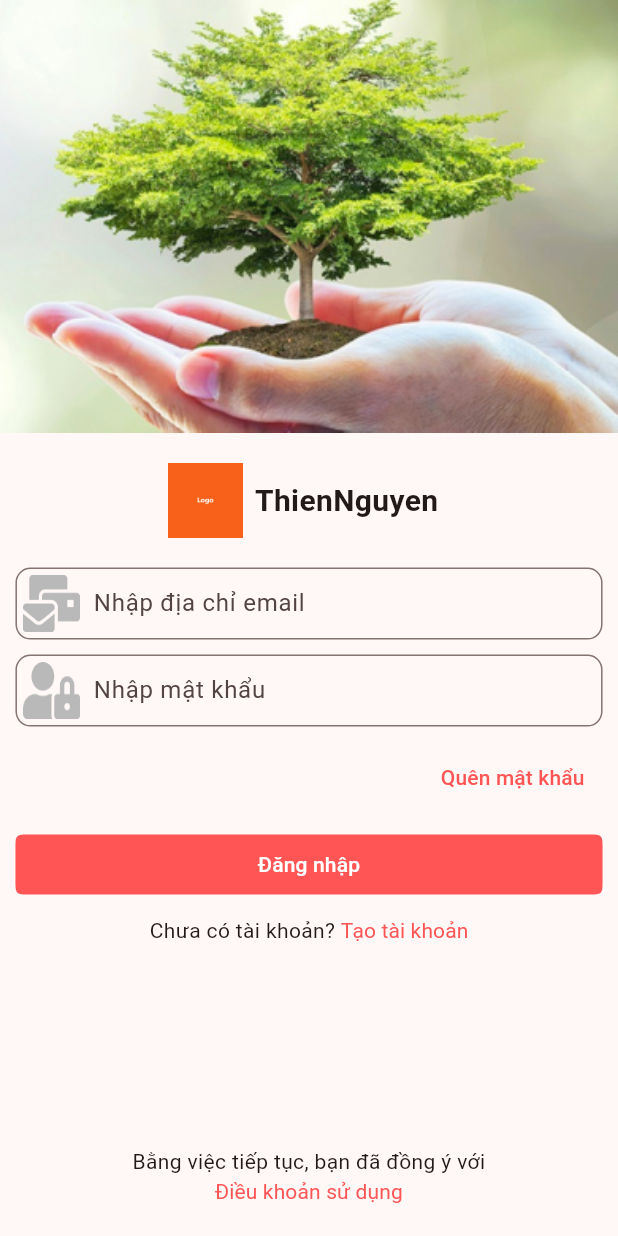
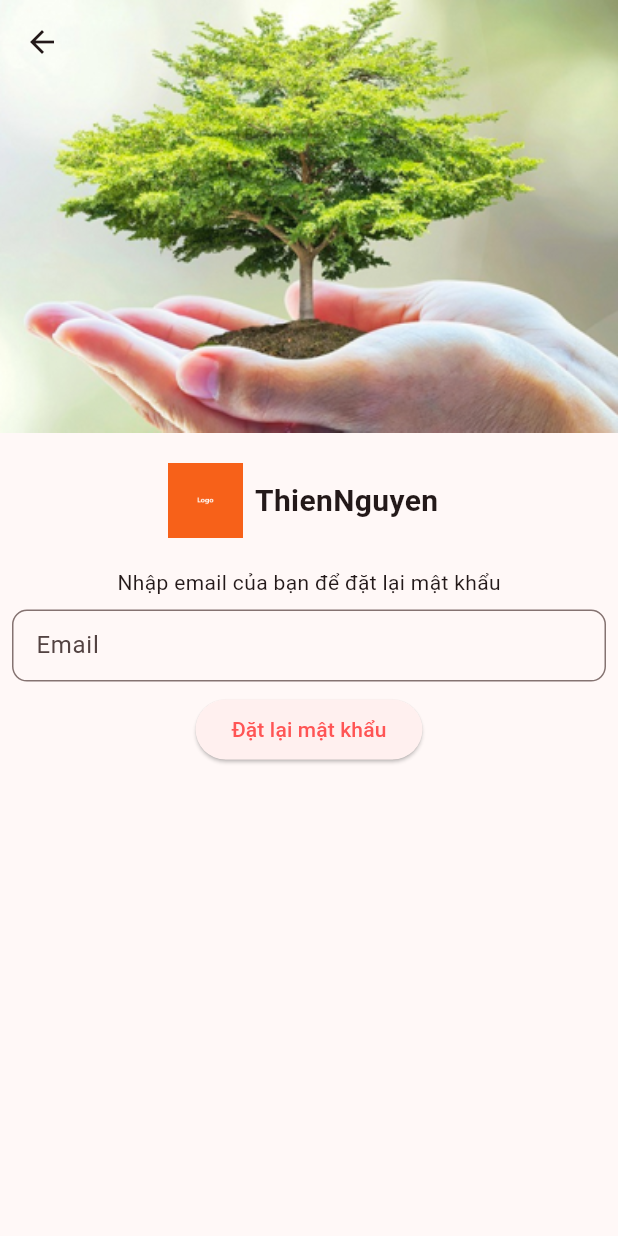
Before and after one commit to cuong02n/volunteer_app, a Flutter app: the LoginPage screen opened by its route, after a tap on "Quên mật khẩu", on a phone screen of 412 x 824 dp. Run offline on Flutter 3.47's test engine with Material 2 defaults, Android fonts, the phone set to English and light mode, and no system bars; our stand-ins replace flutter_markdown, go_router, image_picker, sizer; statements that could not run were skipped.

Commit message:
forgot password

```diff
--- a/front-end/lib/pages/home/page_detail.dart
+++ b/front-end/lib/pages/home/page_detail.dart
@@ -197,6 +197,7 @@ class PageDetail extends StatelessWidget {
                     ),
                   ],
                 ),
+                Image.asset('assets/images/cute_meos.jpg')
               ],
             ),
           ),
--- /dev/null
+++ b/front-end/lib/pages/login/forgot_password.dart
@@ -0,0 +1,128 @@
+import 'package:flutter/material.dart';
+import 'package:sizer/sizer.dart';
+import 'package:thien_nguyen_app/pages/login/set_password.dart';
+
+import '../../configs/app_images.dart';
+import '../../configs/app_logo.dart';
+import '../../theme/theme.dart';
+
+class ForgotPasswordScreen extends StatelessWidget {
+  const ForgotPasswordScreen({super.key});
+
+  @override
+  Widget build(BuildContext context) {
+    return Scaffold(
+      appBar: PreferredSize(
+        preferredSize: Size.fromHeight(35.h), // Set the height of your image
+        child: AppBar(
+          flexibleSpace: Image.asset(AppImages.background,
+              width: 100.w, height: 35.h, fit: BoxFit.fill),
+
+          // Add other properties as needed
+        ),
+      ),
+      body: Column(
+        children: [
+          SizedBox(
+            height: 20,
+          ),
+          Row(
+            mainAxisAlignment: MainAxisAlignment.center,
+            children: [
+              AppLogo(),
+              Padding(
+                padding: const EdgeInsets.all(8.0),
+                child: const Text(
+                  "ThienNguyen",
+                  style: AppTypology.appName,
+                ),
+              )
+            ],
+          ),
+          SizedBox(
+            height: 20,
+          ),
+          Column(
+            mainAxisAlignment: MainAxisAlignment.center,
+            children: [
+              // Your forgot password widgets go here
+              Text('Nhập email của bạn để đặt lại mật khẩu'),
+
+              // Example: TextForm to enter email
+              Padding(
+                padding: const EdgeInsets.all(8.0),
+                child: TextFormField(
+                  decoration: InputDecoration(labelText: 'Email'),
+                ),
+              ),
+
+              // Example: Reset Password button
+              ElevatedButton(
+                onPressed: () {
+                  // Implement your password reset logic here
+                  // Typically, you'd send a reset password email to the entered email
+                  // and handle the reset process.
+                  Navigator.push(
+                    context,
+                    MaterialPageRoute(
+                      builder: (context) => OTPScreen(),
+                    ),
+                  );
+                },
+                child: Text('Đặt lại mật khẩu'),
+              ),
+            ],
+          ),
+        ],
+      ),
+    );
+  }
+}
+
+class OTPScreen extends StatelessWidget {
+  @override
+  Widget build(BuildContext context) {
+    return Scaffold(
+      appBar: AppBar(
+        title: Text('Enter OTP'),
+      ),
+      body: Column(
+        // mainAxisAlignment: MainAxisAlignment.center,
+        children: [
+          Text('Enter the 6-digit OTP sent to your email'),
+          SizedBox(
+            height: 18,
+          ),
+
+          // Example: TextForm to enter OTP
+          Padding(
+            padding: const EdgeInsets.fromLTRB(60, 8, 60, 8),
+            child: TextFormField(
+              decoration: InputDecoration(labelText: 'Nhập mã OTP'),
+              keyboardType: TextInputType.number,
+              maxLength: 6,
+              textAlign: TextAlign.center,
+              style: TextStyle(fontSize: 24),
+            ),
+          ),
+
+          // Example: Verify OTP button
+          ElevatedButton(
+            onPressed: () {
+              // Implement your OTP verification logic here
+              // Typically, you'd verify the entered OTP with the one sent to the user's email
+              // and proceed accordingly.
+              Navigator.push(
+                context,
+                MaterialPageRoute(
+                  builder: (context) => SetPasswordScreen(),
+                ),
+              );
+            },
+            child: Text('Xác nhận OTP'),
+          ),
+        ],
+      ),
+    );
+  }
+}
--- a/front-end/lib/pages/login/login_page.dart
+++ b/front-end/lib/pages/login/login_page.dart
@@ -11,6 +11,8 @@ import 'package:thien_nguyen_app/configs/app_logo.dart';
 import 'package:thien_nguyen_app/configs/route_name.dart';
 import 'package:thien_nguyen_app/theme/theme.dart';
 import 'package:thien_nguyen_app/widgets/app_icon.dart';
+
+import 'forgot_password.dart';
 
 part 'login_page_body.dart';
 part 'login_page_components.dart';
--- a/front-end/lib/pages/login/login_page_components.dart
+++ b/front-end/lib/pages/login/login_page_components.dart
@@ -59,7 +59,7 @@ class LoginPageForm extends StatelessWidget {
             Align(
               alignment: Alignment.centerRight,
               child: TextButton(
-                onPressed: _forgotPassword,
+                onPressed: () => _forgotPassword(context),
                 child: const Text("Quên mật khẩu"),
               ),
             ),
@@ -73,7 +73,8 @@ class LoginPageForm extends StatelessWidget {
                 TextSpan(
                     text: "Tạo tài khoản",
                     mouseCursor: MaterialStateMouseCursor.clickable,
-                    recognizer: TapGestureRecognizer()..onTap = _register(context),
+                    recognizer: TapGestureRecognizer()
+                      ..onTap = _register(context),
                     style: AppTypology.textButtonLabel)
               ])),
             ),
@@ -83,13 +84,18 @@ class LoginPageForm extends StatelessWidget {
     );
   }
 
-  void _forgotPassword() {}
+  void _forgotPassword(BuildContext context) {
+    Navigator.push(
+      context,
+      MaterialPageRoute(builder: (context) => ForgotPasswordScreen()),
+    );
+  }
 
   void _signIn() {}
 
   VoidCallback _register(BuildContext context) => () {
-    context.pushNamed(RouteName.register);
-  };
+        context.pushNamed(RouteName.register);
+      };
 }
 
 class LoginPagePrivacy extends StatelessWidget {
```
Also changed, not shown: front-end/lib/pages/login/set_password.dart (added, +145 -0 lines), front-end/assets/images/cute_meos.jpg (added).
